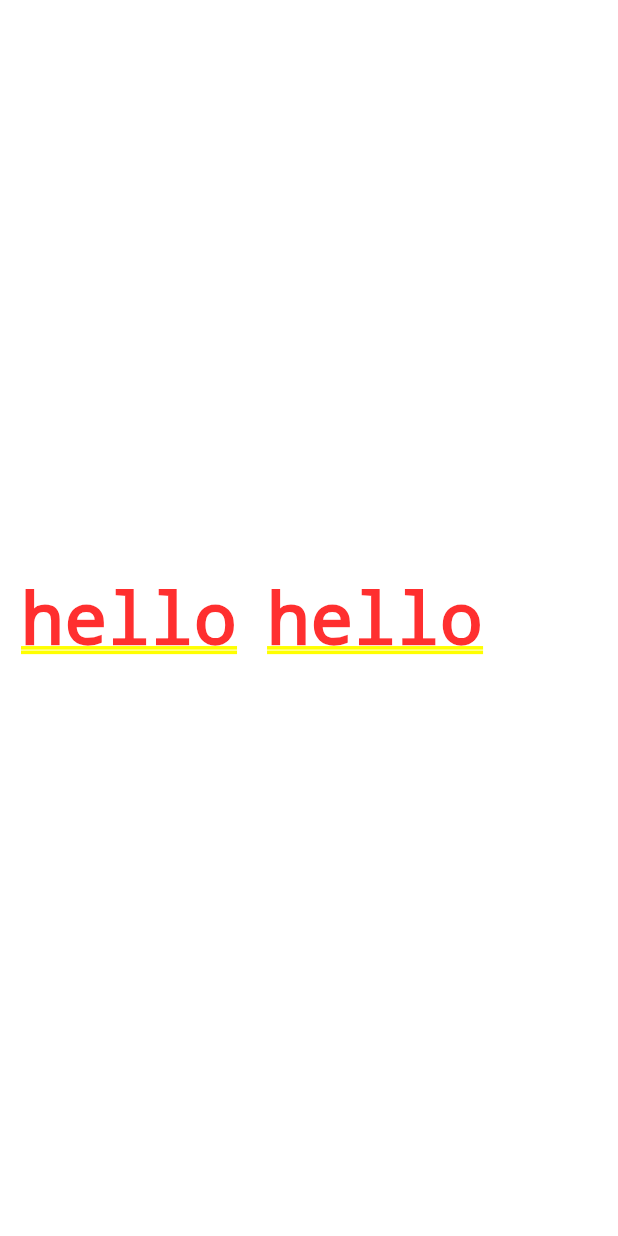
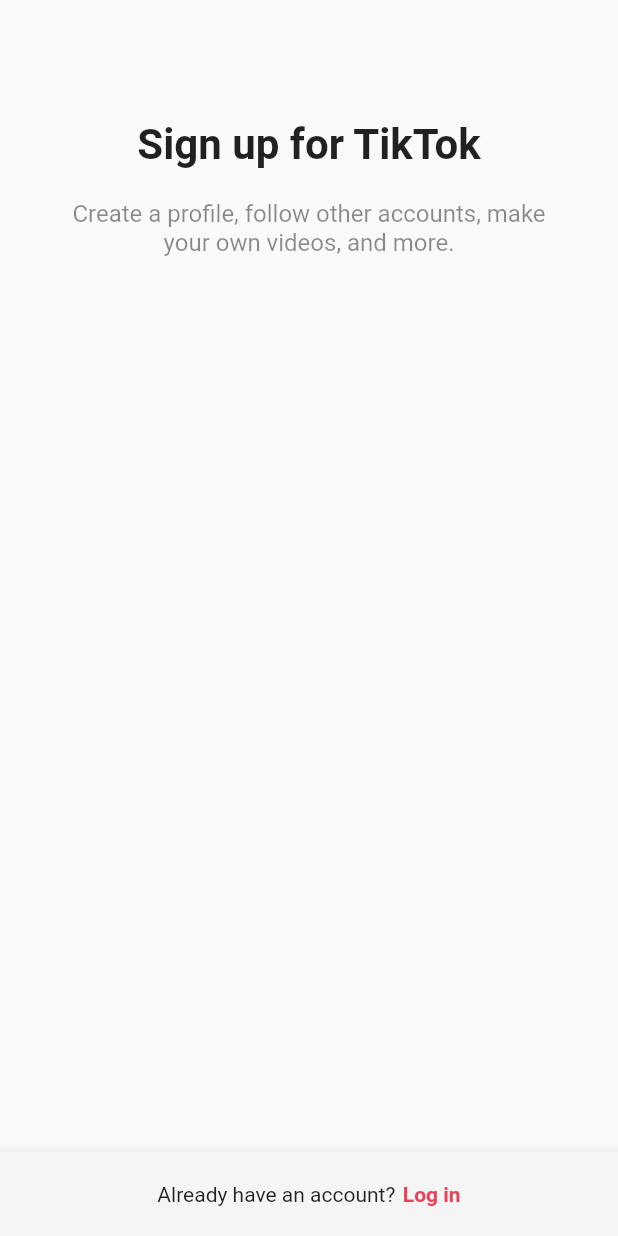
Before and after one commit to LeeKyuSung/nomad-tiktok-clone, a Flutter app: the screen it shows after launch, on a phone screen of 412 x 824 dp. Run offline on Flutter 3.47's test engine with Material 2 defaults, Android fonts, the phone set to English and light mode, and no system bars.

Commit message:
Sign Up Screen

```diff
--- a/lib/main.dart
+++ b/lib/main.dart
@@ -1,5 +1,6 @@
 import 'package:flutter/material.dart';
 import 'package:tiktok_clone/constants/sizes.dart';
+import 'package:tiktok_clone/screens/sign_up/sign_up_screen.dart';
 
 import 'constants/gaps.dart';
 
@@ -17,16 +18,7 @@ class TikTokApp extends StatelessWidget {
       theme: ThemeData(
         primaryColor: const Color(0xFFE9435A),
       ),
-      home: Padding(
-        padding: const EdgeInsets.all(Sizes.size14),
-        child: Container(
-          child: Row(children: const [
-            Text('hello'),
-            Gaps.h20,
-            Text('hello'),
-          ]),
-        ),
-      ),
+      home: const SignUpScreen(),
     );
   }
 }
--- /dev/null
+++ b/lib/screens/sign_up/sign_up_screen.dart
@@ -0,0 +1,63 @@
+import 'package:flutter/material.dart';
+import 'package:tiktok_clone/constants/gaps.dart';
+import 'package:tiktok_clone/constants/sizes.dart';
+
+class SignUpScreen extends StatelessWidget {
+  const SignUpScreen({super.key});
+
+  @override
+  Widget build(BuildContext context) {
+    return Scaffold(
+      body: SafeArea(
+        child: Padding(
+          padding: const EdgeInsets.symmetric(
+            horizontal: Sizes.size40,
+          ),
+          child: Column(
+            children: const [
+              Gaps.v80,
+              Text(
+                "Sign up for TikTok",
+                style: TextStyle(
+                  fontSize: Sizes.size28,
+                  fontWeight: FontWeight.w700,
+                ),
+              ),
+              Gaps.v20,
+              Text(
+                "Create a profile, follow other accounts, make your own videos, and more.",
+                style: TextStyle(
+                  fontSize: Sizes.size16,
+                  color: Colors.black45,
+                ),
+                textAlign: TextAlign.center,
+              ),
+            ],
+          ),
+        ),
+      ),
+      bottomNavigationBar: BottomAppBar(
+        color: Colors.grey.shade100,
+        child: Padding(
+          padding: const EdgeInsets.symmetric(vertical: Sizes.size20),
+          child: Row(
+            mainAxisAlignment: MainAxisAlignment.center,
+            children: [
+              const Text(
+                'Already have an account?',
+              ),
+              Gaps.h5,
+              Text(
+                'Log in',
+                style: TextStyle(
+                  color: Theme.of(context).primaryColor,
+                  fontWeight: FontWeight.w600,
+                ),
+              ),
+            ],
+          ),
+        ),
+      ),
+    );
+  }
+}
```
Also changed, not shown: 1 other file.
